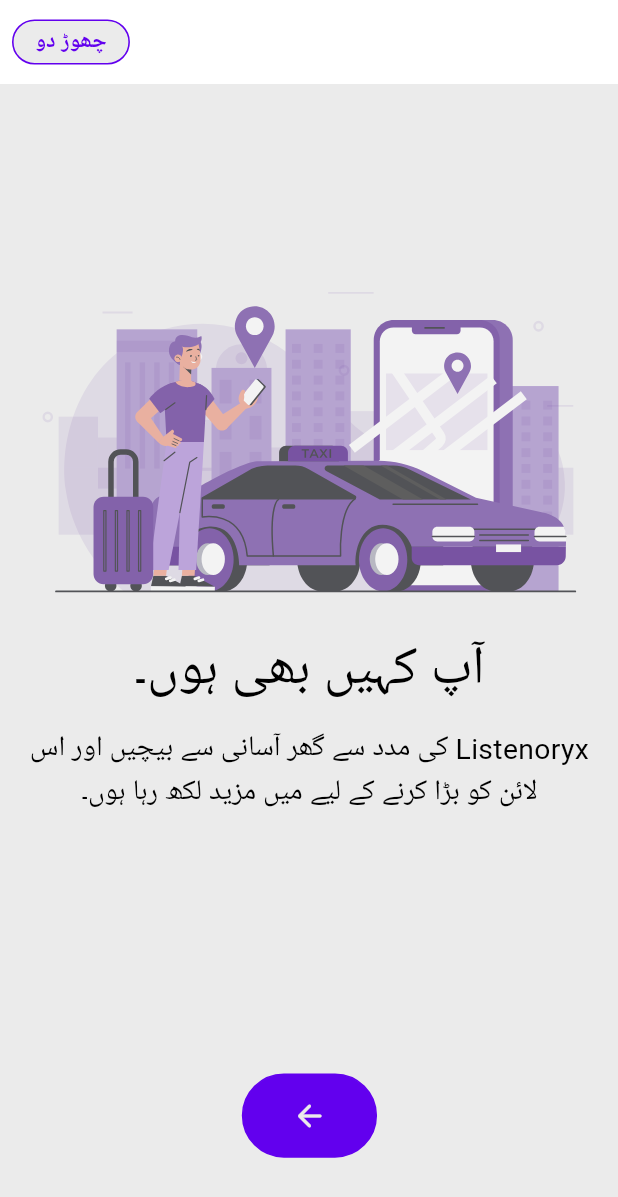
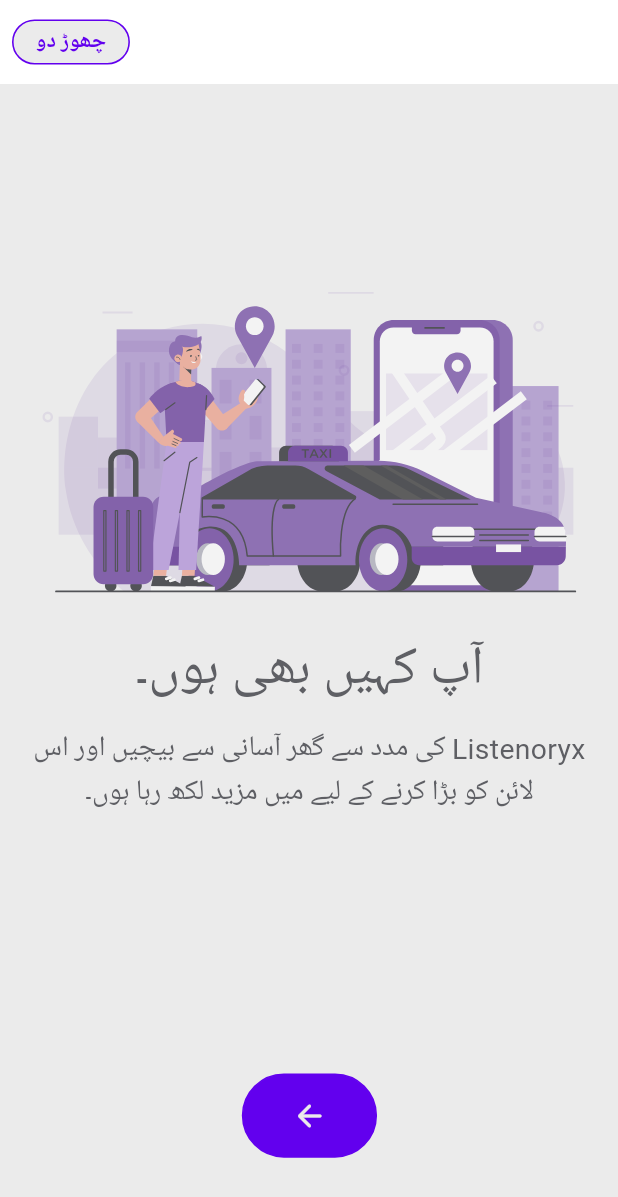
Before and after one commit to rashiddev0/ride_options_2, a Flutter app: the screen it shows after launch, on a phone screen of 412 x 824 dp. Shown: the top 1197 px of the screen. Run offline on Flutter 3.47's test engine with Material 3 defaults, Android fonts, the phone set to English and light mode, and no system bars; our stand-ins replace bloc, flutter_bloc, flutter_screenutil, flutter_svg, lottie, pin_code_fields; generated files the repository leaves out were written again; Roboto replaces fonts that are missing (jameelUrdu).

Commit message:
color scheme added

```diff
--- a/lib/common/const/colors.dart
+++ b/lib/common/const/colors.dart
@@ -19,9 +19,9 @@ class AppColors {
   static Color border = const Color(0xff000000).withOpacity(0.5);
   static Color secondary = const Color(0xff6D41A2).withOpacity(0.10);
   static Color black = const Color(0xff0F1110);
-  static Color darkGray = const Color(0xff525357);
+  static Color darkGray = const Color(0xff5E5F64);
   static Color lightGray = const Color(0xff9E9FA4);
-  static Color buttonText = const Color(0xffF7F7F7);
+
   static Color backGround = const Color(0xffEBEBEB);
   static Color white = const Color(0xffFFFFFF);
   static Color textFieldBg = const Color(0xffF9F9F9);
@@ -54,6 +54,7 @@ class AppColors {
   static Color darkBorder = const Color(0xff000000).withOpacity(10.0);
   static Color darkSecondary = const Color(0xff949494);
   static Color darkBlack = const Color(0xffF7F7F7);
+  static Color textWhite = const Color(0xffF7F7F7);
   static Color darkDarkGray = const Color(0xffAFAFAF);
   static Color darkLightGray = const Color(0xff7B7B7B);
   static Color darkButtonText = const Color(0xff0F1110);
--- a/lib/common/custom_widgets/custom_text.dart
+++ /dev/null
@@ -1,15 +0,0 @@
-import 'package:flutter/material.dart';
-
-class CustomText extends StatelessWidget {
-  final String text;
-  final TextStyle textStyle;
-  const CustomText({super.key, required this.text, required this.textStyle});
-
-  @override
-  Widget build(BuildContext context) {
-    return Text(
-      text,
-      style: textStyle,
-    );
-  }
-}
--- a/lib/common/localization/cubit/localization_cubit.dart
+++ b/lib/common/localization/cubit/localization_cubit.dart
@@ -2,7 +2,7 @@ import 'package:flutter/material.dart';
 import 'package:flutter_bloc/flutter_bloc.dart';
 
 class LocalizationCubit extends Cubit<Locale> {
-  LocalizationCubit() : super(const Locale('ur')); // Default locale is English
+  LocalizationCubit() : super(const Locale('ur'));
 
   void setEnglishLocale() {
     emit(const Locale('en'));
--- a/lib/common/theme/custom_themes/text_theme.dart
+++ b/lib/common/theme/custom_themes/text_theme.dart
@@ -2,8 +2,6 @@ import 'package:ride_options_2/common/const/export.dart';
 
 class TTextTheme {
   TTextTheme._();
-
-
 
   static TextTheme lightTextTheme = TextTheme(
     headlineLarge: TextStyle(
@@ -13,12 +11,7 @@ class TTextTheme {
         fontWeight: FontWeight.w700),
     headlineMedium: TextStyle(
         wordSpacing: -0.5.sp,
-        fontSize: 24.sp,
-        color: AppColors.black,
-        fontWeight: FontWeight.w600),
-    headlineSmall: TextStyle(
-        wordSpacing: -0.5.sp,
-        fontSize: 22.sp,
+        fontSize: 26.sp,
         color: AppColors.black,
         fontWeight: FontWeight.w500),
     titleLarge: TextStyle(
@@ -30,22 +23,79 @@ class TTextTheme {
         wordSpacing: -0.5.sp,
         fontSize: 20.sp,
         color: AppColors.darkGray,
-        fontWeight: FontWeight.w500),
-    titleSmall: TextStyle(
+        fontWeight: FontWeight.w400),
+    bodyLarge: TextStyle(
         wordSpacing: -0.5.sp,
         fontSize: 18.sp,
-        color: const Color(0xff525357),
-        fontWeight: FontWeight.w300),
+        color: AppColors.black,
+        fontWeight: FontWeight.w500),
+    bodyMedium: TextStyle(
+        wordSpacing: -0.5.sp,
+        fontSize: 18.sp,
+        color: AppColors.darkGray,
+        fontWeight: FontWeight.w400),
+    labelLarge: TextStyle(
+        wordSpacing: -0.5.sp,
+        fontSize: 16.sp,
+        color: AppColors.black,
+        fontWeight: FontWeight.w500),
+    labelMedium: TextStyle(
+        wordSpacing: -0.5.sp,
+        fontSize: 16.sp,
+        color: AppColors.darkGray,
+        fontWeight: FontWeight.w400),
+    labelSmall: TextStyle(
+        wordSpacing: -0.5.sp,
+        fontSize: 16.sp,
+        color: AppColors.black,
+        fontWeight: FontWeight.w400),
   );
 //Customized Dark mode
   static TextTheme darkTextTheme = TextTheme(
-    displayLarge: TextStyle(
-      wordSpacing: -0.5.sp,
-      color: const Color(0xffF7F7F7),
-    ),
-    displaySmall: TextStyle(
-      wordSpacing: -0.5.sp,
-      color: const Color(0xffAFAFAF),
-    ),
+    headlineLarge: TextStyle(
+        wordSpacing: -0.5.sp,
+        fontSize: 26.sp,
+        color: AppColors.textWhite,
+        fontWeight: FontWeight.w700),
+    headlineMedium: TextStyle(
+        wordSpacing: -0.5.sp,
+        fontSize: 26.sp,
+        color: AppColors.textWhite,
+        fontWeight: FontWeight.w500),
+    titleLarge: TextStyle(
+        wordSpacing: -0.5.sp,
+        fontSize: 20.sp,
+        color: AppColors.textWhite,
+        fontWeight: FontWeight.w500),
+    titleMedium: TextStyle(
+        wordSpacing: -0.5.sp,
+        fontSize: 20.sp,
+        color: AppColors.darkDarkGray,
+        fontWeight: FontWeight.w400),
+    bodyLarge: TextStyle(
+        wordSpacing: -0.5.sp,
+        fontSize: 18.sp,
+        color: AppColors.black,
+        fontWeight: FontWeight.w500),
+    bodyMedium: TextStyle(
+        wordSpacing: -0.5.sp,
+        fontSize: 18.sp,
+        color: AppColors.darkDarkGray,
+        fontWeight: FontWeight.w400),
+    labelLarge: TextStyle(
+        wordSpacing: -0.5.sp,
+        fontSize: 16.sp,
+        color: AppColors.black,
+        fontWeight: FontWeight.w500),
+    labelMedium: TextStyle(
+        wordSpacing: -0.5.sp,
+        fontSize: 16.sp,
+        color: AppColors.darkDarkGray,
+        fontWeight: FontWeight.w400),
+    labelSmall: TextStyle(
+        wordSpacing: -0.5.sp,
+        fontSize: 16.sp,
+        color: AppColors.textWhite,
+        fontWeight: FontWeight.w400),
   );
 }
--- a/lib/common_features/auth/presentation/view/otp/otp.dart
+++ b/lib/common_features/auth/presentation/view/otp/otp_screen.dart
@@ -1,6 +1,5 @@
 import 'package:pin_code_fields/pin_code_fields.dart';
 
-import '../../../../../common/const/colors.dart';
 import '../../../../../common/const/export.dart';
 import '../../../../../common/custom_widgets/custom_apptext.dart';
 import '../../../../../common/custom_widgets/custom_button.dart';
--- a/lib/routes/app_route.dart
+++ b/lib/routes/app_route.dart
@@ -1,4 +1,4 @@
-import 'package:ride_options_2/common_features/auth/presentation/view/otp/otp.dart';
+import 'package:ride_options_2/common_features/auth/presentation/view/otp/otp_screen.dart';
 import 'package:ride_options_2/common/const/export.dart';
 import 'package:ride_options_2/common_features/auth/presentation/view/account_type/account_type.dart';
 import 'package:ride_options_2/common_features/onboarding/onboard_one.dart';
```
